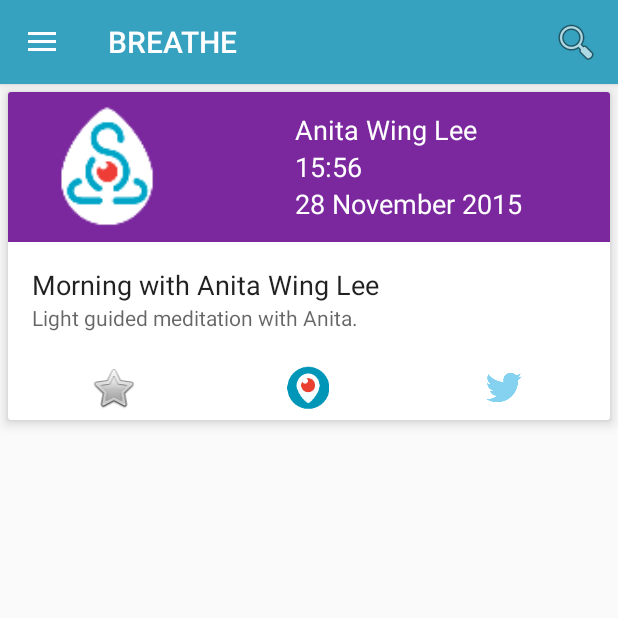
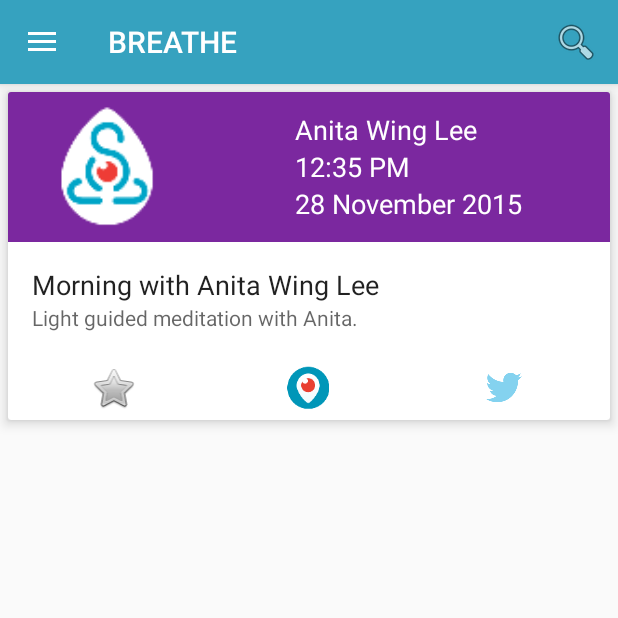
Before and after one commit to darkowlzz/gmsapp, an Android app: the screen it shows after launch (MainActivity), after a tap on "BREATHE", on a phone screen of 412 x 824 dp, the top half of it. Run offline under Robolectric (Android 15) with nearby library versions, the phone set to English and light mode, and no system bars.

Commit message:
TimeZone conversion and persistent scpoe reminder implemented.

```diff
--- a/app/src/main/java/space/darkowlzz/globalmeditationscope/MainActivity.java
+++ b/app/src/main/java/space/darkowlzz/globalmeditationscope/MainActivity.java
@@ -12,6 +12,8 @@
 import android.view.MenuItem;
 
 import org.joda.time.DateTime;
+import org.joda.time.DateTimeZone;
+import org.joda.time.LocalDateTime;
 
 import java.util.ArrayList;
 
@@ -189,57 +191,68 @@
     private void initializeData() {
         events = new ArrayList<MediEvent>();
         MediEvent mediEvent;
-        //Calendar cal = Calendar.getInstance();
-        //cal.set(2015, 11, 13, 8, 0);
-        DateTime date = new DateTime(2015, 11, 28, 15, 56);
-        //Date date = cal.getTime();
+        DateTime date = new DateTime(2015, 11, 28, 7, 35);
         mediEvent = new MediEvent("Morning with Anita Wing Lee", "Light guided meditation with Anita.",
                 "Anita Wing Lee", "anitawinglee", "anitawinglee", MainActivity.Category.HEAL, 1);
         mediEvent.setTime(date);
         events.add(mediEvent);
 
+        date = new DateTime(2015, 11, 29, 6, 0);
         mediEvent = new MediEvent("Sketch with Mr. A. Singh", "Let out your creativity with @Mr. A. Singh",
-                "Amrit Singh", "mr.a.singh", "mr.a.singh", MainActivity.Category.CREATE, 2);
+                "Amrit Singh", "MrASingh", "MrASingh", MainActivity.Category.CREATE, 2);
         mediEvent.setTime(date);
         events.add(mediEvent);
 
+        date = new DateTime(2015, 11, 29, 16, 35);
         mediEvent = new MediEvent("Dive deep into the hollowness within you with Max Goldberg",
                 "10 min breathing meditation with MaxWell", "Max Goldberg",
-                "maxgoldberg", "maxgoldberg", MainActivity.Category.BREATHE, 3);
+                "livingmaxwell", "livingmaxwell", MainActivity.Category.BREATHE, 3);
         mediEvent.setTime(date);
         events.add(mediEvent);
 
-        mediEvent = new MediEvent("Music with Nadia Hoske", "Relax and enjoy the music.",
-                "Nadia Hoske", "nadiahoske", "nadiahoske", MainActivity.Category.LISTEN, 4);
+        date = new DateTime(2015, 11, 28, 15, 53);
+        mediEvent = new MediEvent("Music with Nadia Hosko", "Relax and enjoy the music.",
+                "Nadia Hoske", "nadiahosko", "nadiahosko", MainActivity.Category.LISTEN, 4);
         mediEvent.setTime(date);
         events.add(mediEvent);
 
-        mediEvent = new MediEvent("Move your body with the yoga girl", "Light yoga session with the yoga girl",
-                "Yoga Girl", "oneinyoga", "oneinyoga", MainActivity.Category.MOVE, 5);
+        date = new DateTime(2015, 11, 28, 15, 56);
+        mediEvent = new MediEvent("Move your body with Jennifer Wicks", "Light yoga session with Jennifer Wicks",
+                "Jennifer Wicks", "oneinyoga", "oneinyoga", MainActivity.Category.MOVE, 5);
         mediEvent.setTime(date);
         events.add(mediEvent);
 
+        date = new DateTime(2015, 11, 28, 15, 56);
         mediEvent = new MediEvent("Dive deep into the hollowness within you with Max Goldberg",
-                "10 min breathing meditation with MaxWell", "Max Goldberg", "maxgoldberg",
-                "maxgoldberg", MainActivity.Category.BREATHE, 6);
+                "10 min breathing meditation with MaxWell", "Max Goldberg", "livingmaxwell",
+                "livingmaxwell", MainActivity.Category.BREATHE, 6);
         mediEvent.setTime(date);
         events.add(mediEvent);
 
+        date = new DateTime(2015, 11, 28, 15, 56);
         mediEvent = new MediEvent("Morning with Anita Wing Lee", "Light guided meditation with Anita.",
                 "Anita Wing Lee", "anitawinglee", "anitawinglee", MainActivity.Category.HEAL, 7);
         mediEvent.setTime(date);
         events.add(mediEvent);
 
-        mediEvent = new MediEvent("Music with Nadia Hoske", "Relax and enjoy the music.",
-                "Nadia Hoske", "nadiahoske", "nadiahoske", MainActivity.Category.LISTEN, 8);
+        date = new DateTime(2015, 11, 28, 15, 56);
+        mediEvent = new MediEvent("Music with Nadia Hosko", "Relax and enjoy the music.",
+                "Nadia Hoske", "nadiahosko", "nadiahosko", MainActivity.Category.LISTEN, 8);
         mediEvent.setTime(date);
         events.add(mediEvent);
 
-        mediEvent = new MediEvent("Move your body with the yoga girl", "Light yoga session with the yoga girl",
-                "Yoga Girl", "oneinyoga", "oneinyoga", MainActivity.Category.MOVE, 9);
+        date = new DateTime(2015, 11, 28, 15, 56);
+        mediEvent = new MediEvent("Move your body with Jennifer Wicks", "Light yoga session with Jennifer Wicks",
+                "Jennifer Wicks", "oneinyoga", "oneinyoga", MainActivity.Category.MOVE, 9);
         mediEvent.setTime(date);
         events.add(mediEvent);
 
         tinyDB.putListObject(MainActivity.ALL_EVENTS, events);
     }
+
+    public static DateTime convertTimeZone(LocalDateTime date, String sourceTimeZone, String destTimeZone) {
+        DateTime srcDateTime = date.toDateTime(DateTimeZone.forID(sourceTimeZone));
+        DateTime dstDateTime = srcDateTime.withZone(DateTimeZone.forID(destTimeZone));
+        return dstDateTime.toLocalDateTime().toDateTime();
+    }
 }
--- a/app/src/main/java/space/darkowlzz/globalmeditationscope/MediEvent.java
+++ b/app/src/main/java/space/darkowlzz/globalmeditationscope/MediEvent.java
@@ -1,8 +1,14 @@
 package space.darkowlzz.globalmeditationscope;
+
+import android.text.format.Time;
+import android.util.Log;
 
 import org.joda.time.DateTime;
 import org.joda.time.format.DateTimeFormat;
 import org.joda.time.format.DateTimeFormatter;
+
+import java.util.Locale;
+import java.util.TimeZone;
 
 import space.darkowlzz.globalmeditationscope.MainActivity.Category;
 
@@ -43,14 +49,19 @@
         return new DateTime(year, month, day, hour, minute);
     }
 
+    public DateTime getLocalDateObj() {
+        String timezone = TimeZone.getDefault().getID();
+        return MainActivity.convertTimeZone(getDateObj().toLocalDateTime(), "EST", timezone);
+    }
+
     public String getDate() {
         DateTimeFormatter dtf = DateTimeFormat.forPattern("dd MMMM yyyy");
-        return dtf.print(getDateObj());
+        return dtf.print(getLocalDateObj());
     }
 
     public String getTime() {
-        DateTimeFormatter dtf = DateTimeFormat.forPattern("HH:mm");
-        return dtf.print(getDateObj());
+        DateTimeFormatter dtf = DateTimeFormat.forPattern("hh:mm a");
+        return dtf.print(getLocalDateObj());
     }
 
     public String getPeriUri() {
--- a/app/src/main/java/space/darkowlzz/globalmeditationscope/RVAdapter.java
+++ b/app/src/main/java/space/darkowlzz/globalmeditationscope/RVAdapter.java
@@ -191,9 +191,9 @@
         PendingIntent pendingIntent = PendingIntent.getService(ctx, mediEvent.eventID, intent, 0);
 
         if (Build.VERSION.SDK_INT >= Build.VERSION_CODES.KITKAT) {
-            alarmManager.setExact(AlarmManager.RTC_WAKEUP, mediEvent.getDateObj().getMillis(), pendingIntent);
+            alarmManager.setExact(AlarmManager.RTC_WAKEUP, mediEvent.getLocalDateObj().getMillis(), pendingIntent);
         } else {
-            alarmManager.set(AlarmManager.RTC_WAKEUP, mediEvent.getDateObj().getMillis(), pendingIntent);
+            alarmManager.set(AlarmManager.RTC_WAKEUP, mediEvent.getLocalDateObj().getMillis(), pendingIntent);
         }
 
         Toast.makeText(ctx, "Reminder set!", Toast.LENGTH_SHORT).show();
```
Also changed, not shown: app/src/main/AndroidManifest.xml (+8 -0 lines), app/src/main/java/space/darkowlzz/globalmeditationscope/BootReceiver.java (added, +59 -0 lines).
